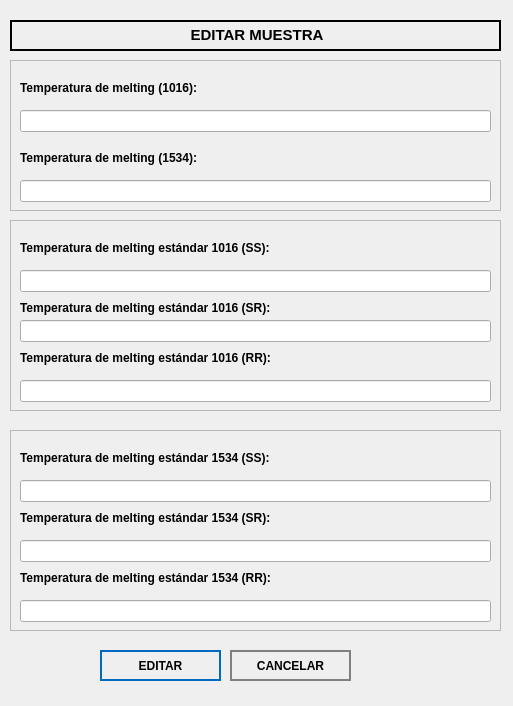
First picture: the form in ui_files/edit_genotype_window.ui, repository gonzalohdominguez/GENOMOS, before the edit.
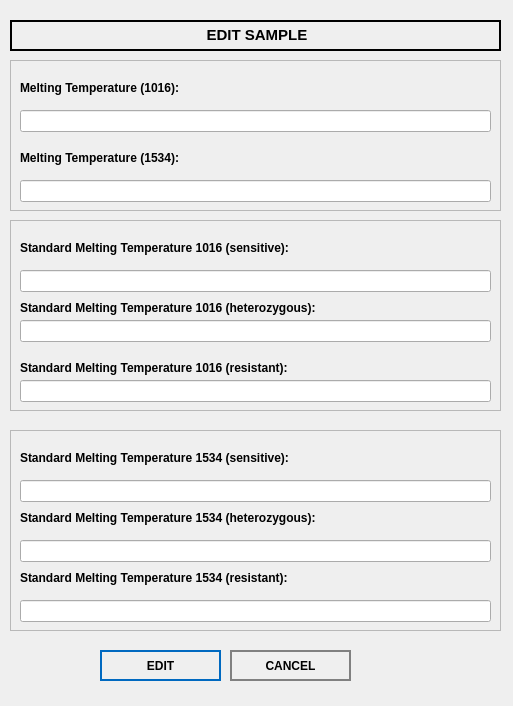
Second picture: the form after the edit. Icons and pictures are not drawn.

```diff
--- a/ui_files/edit_genotype_window.ui
+++ b/ui_files/edit_genotype_window.ui
@@ -26,7 +26,7 @@
     <enum>QFrame::WinPanel</enum>
    </property>
    <property name="text">
-    <string>&lt;html&gt;&lt;head/&gt;&lt;body&gt;&lt;p align=&quot;center&quot;&gt;&lt;span style=&quot; font-size:11pt; font-weight:600;&quot;&gt;EDITAR MUESTRA&lt;/span&gt;&lt;/p&gt;&lt;/body&gt;&lt;/html&gt;</string>
+    <string>&lt;html&gt;&lt;head/&gt;&lt;body&gt;&lt;p align=&quot;center&quot;&gt;&lt;span style=&quot; font-size:11pt; font-weight:600;&quot;&gt;EDIT SAMPLE&lt;/span&gt;&lt;/p&gt;&lt;/body&gt;&lt;/html&gt;</string>
    </property>
   </widget>
   <widget class="QFrame" name="frame">
@@ -49,12 +49,12 @@
      <rect>
       <x>10</x>
       <y>90</y>
-      <width>211</width>
+      <width>191</width>
       <height>16</height>
      </rect>
     </property>
     <property name="text">
-     <string>&lt;html&gt;&lt;head/&gt;&lt;body&gt;&lt;p&gt;&lt;span style=&quot; font-weight:600;&quot;&gt;Temperatura de melting (1534): &lt;/span&gt;&lt;/p&gt;&lt;/body&gt;&lt;/html&gt;</string>
+     <string>&lt;html&gt;&lt;head/&gt;&lt;body&gt;&lt;p&gt;&lt;span style=&quot; font-weight:600;&quot;&gt;Melting Temperature (1534): &lt;/span&gt;&lt;/p&gt;&lt;/body&gt;&lt;/html&gt;</string>
     </property>
    </widget>
    <widget class="QLabel" name="label_2">
@@ -62,12 +62,12 @@
      <rect>
       <x>10</x>
       <y>20</y>
-      <width>211</width>
+      <width>191</width>
       <height>16</height>
      </rect>
     </property>
     <property name="text">
-     <string>&lt;html&gt;&lt;head/&gt;&lt;body&gt;&lt;p&gt;&lt;span style=&quot; font-weight:600;&quot;&gt;Temperatura de melting (1016): &lt;/span&gt;&lt;/p&gt;&lt;/body&gt;&lt;/html&gt;</string>
+     <string>&lt;html&gt;&lt;head/&gt;&lt;body&gt;&lt;p&gt;&lt;span style=&quot; font-weight:600;&quot;&gt;Melting Temperature (1016): &lt;/span&gt;&lt;/p&gt;&lt;/body&gt;&lt;/html&gt;</string>
     </property>
    </widget>
    <widget class="QLineEdit" name="temperature1016LineEdit">
@@ -110,13 +110,13 @@
     <property name="geometry">
      <rect>
       <x>10</x>
-      <y>130</y>
-      <width>301</width>
+      <y>140</y>
+      <width>321</width>
       <height>16</height>
      </rect>
     </property>
     <property name="text">
-     <string>&lt;html&gt;&lt;head/&gt;&lt;body&gt;&lt;p&gt;&lt;span style=&quot; font-weight:600;&quot;&gt;Temperatura de melting estándar 1016 (RR): &lt;/span&gt;&lt;/p&gt;&lt;/body&gt;&lt;/html&gt;</string>
+     <string>&lt;html&gt;&lt;head/&gt;&lt;body&gt;&lt;p&gt;&lt;span style=&quot; font-weight:600;&quot;&gt;Standard Melting Temperature 1016 (resistant): &lt;/span&gt;&lt;/p&gt;&lt;/body&gt;&lt;/html&gt;</string>
     </property>
    </widget>
    <widget class="QLabel" name="label_4">
@@ -124,12 +124,12 @@
      <rect>
       <x>10</x>
       <y>20</y>
-      <width>301</width>
+      <width>321</width>
       <height>16</height>
      </rect>
     </property>
     <property name="text">
-     <string>&lt;html&gt;&lt;head/&gt;&lt;body&gt;&lt;p&gt;&lt;span style=&quot; font-weight:600;&quot;&gt;Temperatura de melting estándar 1016 (SS): &lt;/span&gt;&lt;/p&gt;&lt;/body&gt;&lt;/html&gt;</string>
+     <string>&lt;html&gt;&lt;head/&gt;&lt;body&gt;&lt;p&gt;&lt;span style=&quot; font-weight:600;&quot;&gt;Standard Melting Temperature 1016 (sensitive): &lt;/span&gt;&lt;/p&gt;&lt;/body&gt;&lt;/html&gt;</string>
     </property>
    </widget>
    <widget class="QLabel" name="label_5">
@@ -137,12 +137,12 @@
      <rect>
       <x>10</x>
       <y>80</y>
-      <width>301</width>
+      <width>351</width>
       <height>16</height>
      </rect>
     </property>
     <property name="text">
-     <string>&lt;html&gt;&lt;head/&gt;&lt;body&gt;&lt;p&gt;&lt;span style=&quot; font-weight:600;&quot;&gt;Temperatura de melting estándar 1016 (SR): &lt;/span&gt;&lt;/p&gt;&lt;/body&gt;&lt;/html&gt;</string>
+     <string>&lt;html&gt;&lt;head/&gt;&lt;body&gt;&lt;p&gt;&lt;span style=&quot; font-weight:600;&quot;&gt;Standard Melting Temperature 1016 (heterozygous): &lt;/span&gt;&lt;/p&gt;&lt;/body&gt;&lt;/html&gt;</string>
     </property>
    </widget>
    <widget class="QLineEdit" name="temperature1016SSLineEdit">
@@ -196,12 +196,12 @@
      <rect>
       <x>10</x>
       <y>80</y>
-      <width>301</width>
+      <width>351</width>
       <height>16</height>
      </rect>
     </property>
     <property name="text">
-     <string>&lt;html&gt;&lt;head/&gt;&lt;body&gt;&lt;p&gt;&lt;span style=&quot; font-weight:600;&quot;&gt;Temperatura de melting estándar 1534 (SR): &lt;/span&gt;&lt;/p&gt;&lt;/body&gt;&lt;/html&gt;</string>
+     <string>&lt;html&gt;&lt;head/&gt;&lt;body&gt;&lt;p&gt;&lt;span style=&quot; font-weight:600;&quot;&gt;Standard Melting Temperature 1534 (heterozygous): &lt;/span&gt;&lt;/p&gt;&lt;/body&gt;&lt;/html&gt;</string>
     </property>
    </widget>
    <widget class="QLabel" name="label_7">
@@ -209,12 +209,12 @@
      <rect>
       <x>10</x>
       <y>20</y>
-      <width>301</width>
+      <width>321</width>
       <height>16</height>
      </rect>
     </property>
     <property name="text">
-     <string>&lt;html&gt;&lt;head/&gt;&lt;body&gt;&lt;p&gt;&lt;span style=&quot; font-weight:600;&quot;&gt;Temperatura de melting estándar 1534 (SS): &lt;/span&gt;&lt;/p&gt;&lt;/body&gt;&lt;/html&gt;</string>
+     <string>&lt;html&gt;&lt;head/&gt;&lt;body&gt;&lt;p&gt;&lt;span style=&quot; font-weight:600;&quot;&gt;Standard Melting Temperature 1534 (sensitive): &lt;/span&gt;&lt;/p&gt;&lt;/body&gt;&lt;/html&gt;</string>
     </property>
    </widget>
    <widget class="QLabel" name="label_8">
@@ -222,12 +222,12 @@
      <rect>
       <x>10</x>
       <y>140</y>
-      <width>301</width>
+      <width>321</width>
       <height>16</height>
      </rect>
     </property>
     <property name="text">
-     <string>&lt;html&gt;&lt;head/&gt;&lt;body&gt;&lt;p&gt;&lt;span style=&quot; font-weight:600;&quot;&gt;Temperatura de melting estándar 1534 (RR): &lt;/span&gt;&lt;/p&gt;&lt;/body&gt;&lt;/html&gt;</string>
+     <string>&lt;html&gt;&lt;head/&gt;&lt;body&gt;&lt;p&gt;&lt;span style=&quot; font-weight:600;&quot;&gt;Standard Melting Temperature 1534 (resistant): &lt;/span&gt;&lt;/p&gt;&lt;/body&gt;&lt;/html&gt;</string>
     </property>
    </widget>
    <widget class="QLineEdit" name="temperature1534SSLineEdit">
@@ -290,7 +290,7 @@
 }</string>
    </property>
    <property name="text">
-    <string>EDITAR</string>
+    <string>EDIT</string>
    </property>
    <property name="icon">
     <iconset>
@@ -335,7 +335,7 @@
 }</string>
    </property>
    <property name="text">
-    <string>CANCELAR</string>
+    <string>CANCEL</string>
    </property>
    <property name="iconSize">
     <size>
```
Left out of the diff: 2 changed lines with no effect on the pictures.
